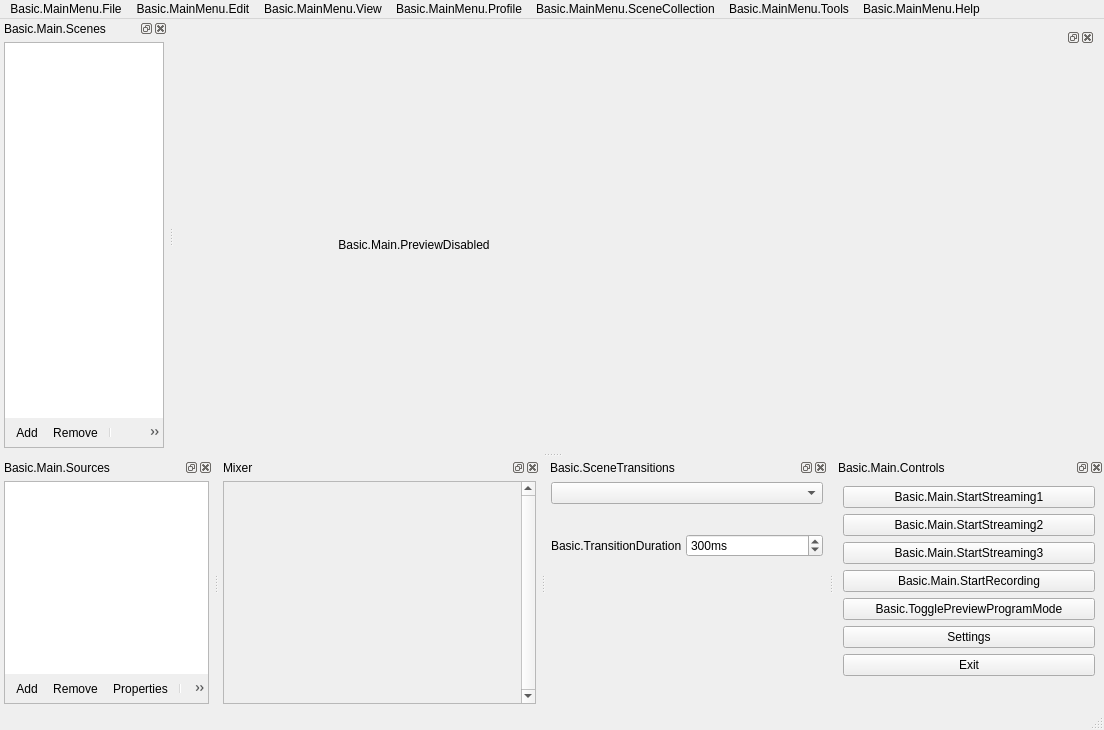
Before: the Qt Designer form UI/forms/OBSBasic.ui in Winding6636/obs_mod, drawn with Qt 5.
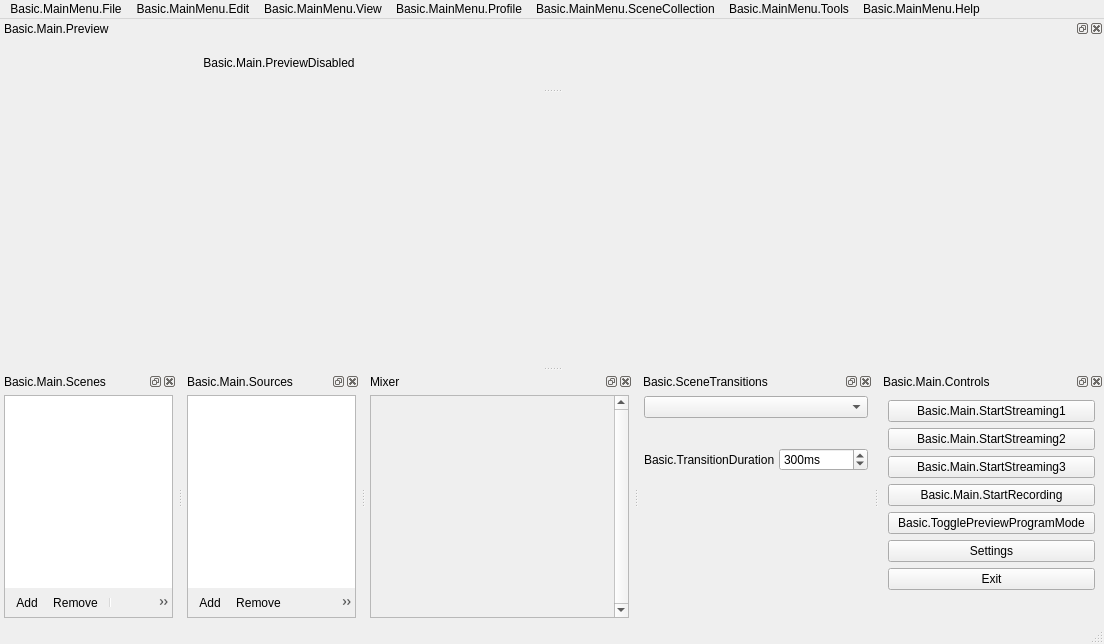
After: the same form once the commit is applied. Icons and pictures are not drawn. Custom widgets are drawn as their Qt base class.

Diff of the .ui file:
```diff
--- a/UI/forms/OBSBasic.ui
+++ b/UI/forms/OBSBasic.ui
@@ -8,7 +8,7 @@
     <x>0</x>
     <y>0</y>
     <width>1104</width>
-    <height>730</height>
+    <height>644</height>
    </rect>
   </property>
   <property name="sizePolicy">
@@ -36,77 +36,7 @@
   <property name="dockOptions">
    <set>QMainWindow::AllowNestedDocks|QMainWindow::AllowTabbedDocks|QMainWindow::AnimatedDocks</set>
   </property>
-  <widget class="QWidget" name="centralwidget">
-   <layout class="QHBoxLayout" name="horizontalLayout">
-    <item>
-     <widget class="QDockWidget" name="previewDock">
-      <widget class="QWidget" name="dockWidgetContents">
-       <layout class="QHBoxLayout" name="horizontalLayout_5" stretch="0">
-        <item>
-         <layout class="QHBoxLayout" name="horizontalLayout_2">
-          <item>
-           <widget class="QLabel" name="previewDisabledLabel">
-            <property name="sizePolicy">
-             <sizepolicy hsizetype="Expanding" vsizetype="Expanding">
-              <horstretch>0</horstretch>
-              <verstretch>0</verstretch>
-             </sizepolicy>
-            </property>
-            <property name="contextMenuPolicy">
-             <enum>Qt::CustomContextMenu</enum>
-            </property>
-            <property name="text">
-             <string>Basic.Main.PreviewDisabled</string>
-            </property>
-            <property name="alignment">
-             <set>Qt::AlignCenter</set>
-            </property>
-           </widget>
-          </item>
-          <item>
-           <layout class="QHBoxLayout" name="previewLayout">
-            <property name="spacing">
-             <number>2</number>
-            </property>
-            <item>
-             <layout class="QVBoxLayout" name="previewTextLayout">
-              <property name="spacing">
-               <number>4</number>
-              </property>
-              <item>
-               <widget class="OBSBasicPreview" name="preview" native="true">
-                <property name="sizePolicy">
-                 <sizepolicy hsizetype="Expanding" vsizetype="Expanding">
-                  <horstretch>0</horstretch>
-                  <verstretch>0</verstretch>
-                 </sizepolicy>
-                </property>
-                <property name="minimumSize">
-                 <size>
-                  <width>32</width>
-                  <height>32</height>
-                 </size>
-                </property>
-                <property name="focusPolicy">
-                 <enum>Qt::ClickFocus</enum>
-                </property>
-                <property name="contextMenuPolicy">
-                 <enum>Qt::CustomContextMenu</enum>
-                </property>
-               </widget>
-              </item>
-             </layout>
-            </item>
-           </layout>
-          </item>
-         </layout>
-        </item>
-       </layout>
-      </widget>
-     </widget>
-    </item>
-   </layout>
-  </widget>
+  <widget class="QWidget" name="centralwidget"/>
   <widget class="QMenuBar" name="menubar">
    <property name="geometry">
     <rect>
@@ -340,7 +270,7 @@
     <string>Basic.Main.Scenes</string>
    </property>
    <attribute name="dockWidgetArea">
-    <number>1</number>
+    <number>8</number>
    </attribute>
    <widget class="QWidget" name="dockWidgetContents_2">
     <layout class="QVBoxLayout" name="verticalLayout_6">
@@ -1139,6 +1069,80 @@
     </layout>
    </widget>
   </widget>
+  <widget class="QDockWidget" name="previewDock">
+   <property name="allowedAreas">
+    <set>Qt::AllDockWidgetAreas</set>
+   </property>
+   <property name="windowTitle">
+    <string>Basic.Main.Preview</string>
+   </property>
+   <attribute name="dockWidgetArea">
+    <number>4</number>
+   </attribute>
+   <widget class="QWidget" name="dockWidgetContents">
+    <layout class="QHBoxLayout" name="horizontalLayout_5" stretch="0">
+     <item>
+      <layout class="QHBoxLayout" name="horizontalLayout_2">
+       <item>
+        <widget class="QLabel" name="previewDisabledLabel">
+         <property name="sizePolicy">
+          <sizepolicy hsizetype="Expanding" vsizetype="Expanding">
+           <horstretch>0</horstretch>
+           <verstretch>0</verstretch>
+          </sizepolicy>
+         </property>
+         <property name="contextMenuPolicy">
+          <enum>Qt::CustomContextMenu</enum>
+         </property>
+         <property name="text">
+          <string>Basic.Main.PreviewDisabled</string>
+         </property>
+         <property name="alignment">
+          <set>Qt::AlignCenter</set>
+         </property>
+        </widget>
+       </item>
+       <item>
+        <layout class="QHBoxLayout" name="previewLayout">
+         <property name="spacing">
+          <number>2</number>
+         </property>
+         <item>
+          <layout class="QVBoxLayout" name="previewTextLayout">
+           <property name="spacing">
+            <number>4</number>
+           </property>
+           <item>
+            <widget class="OBSBasicPreview" name="preview" native="true">
+             <property name="sizePolicy">
+              <sizepolicy hsizetype="Expanding" vsizetype="Expanding">
+               <horstretch>0</horstretch>
+               <verstretch>0</verstretch>
+              </sizepolicy>
+             </property>
+             <property name="minimumSize">
+              <size>
+               <width>32</width>
+               <height>32</height>
+              </size>
+             </property>
+             <property name="focusPolicy">
+              <enum>Qt::ClickFocus</enum>
+             </property>
+             <property name="contextMenuPolicy">
+              <enum>Qt::CustomContextMenu</enum>
+             </property>
+            </widget>
+           </item>
+          </layout>
+         </item>
+        </layout>
+       </item>
+      </layout>
+     </item>
+    </layout>
+   </widget>
+  </widget>
   <action name="actionAddScene">
    <property name="icon">
     <iconset resource="obs.qrc">
```
Left out of the diff: 2 changed lines with no effect on the pictures.
